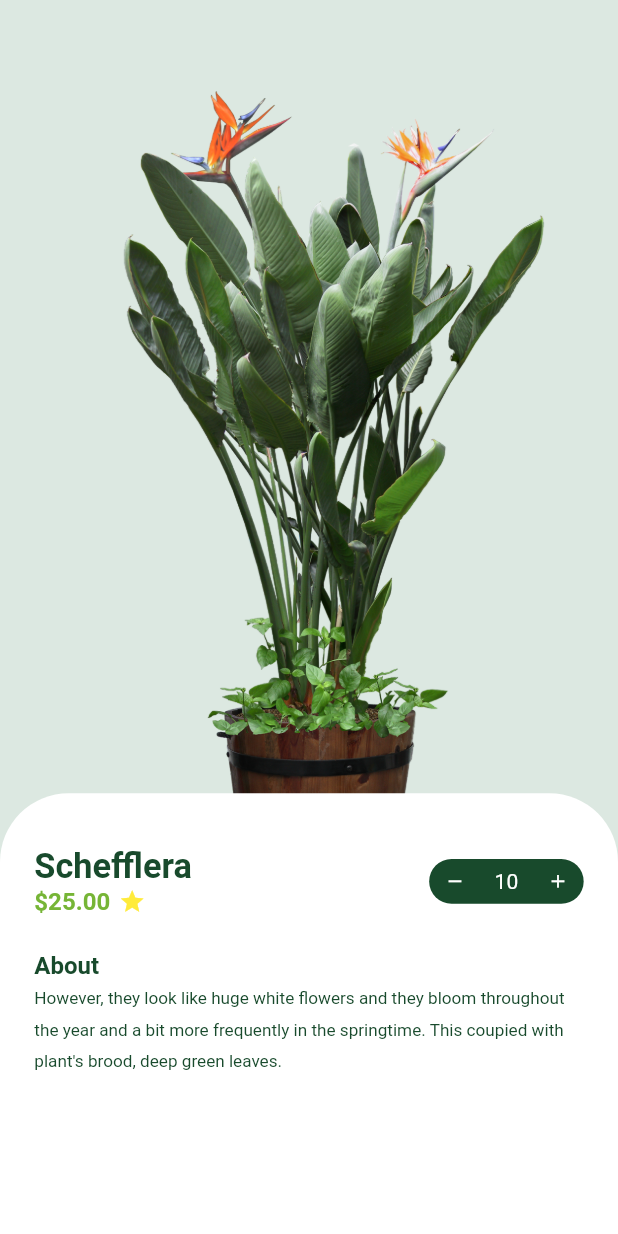
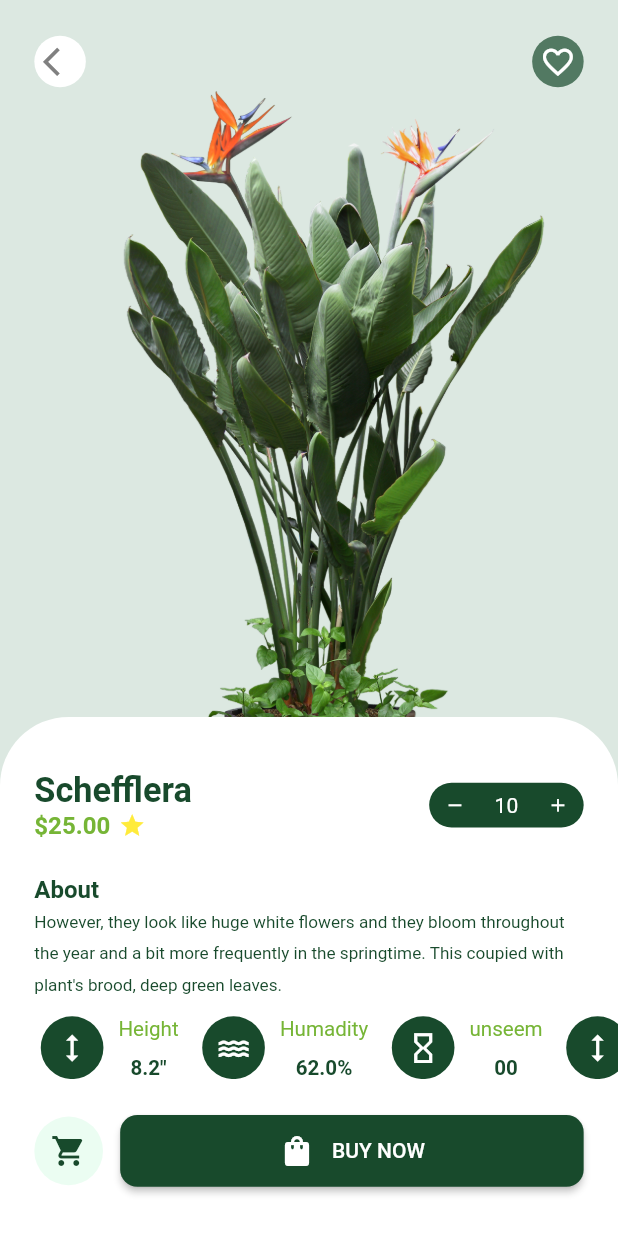
Before and after one commit to Zia9335/flutter-plant-app, a Flutter app: the ProductDeatailsScreen screen opened directly, on a phone screen of 412 x 824 dp. Run offline on Flutter 3.47's test engine with Material 2 defaults, Android fonts, the phone set to English and light mode, and no system bars; our stand-ins replace bubble_tab_indicator, flutter_screenutil; Roboto replaces fonts that are missing (Poppins).

Commit message:
product details screen complete

```diff
--- a/lib/ui/custom_widgets/home_screen_costum_widgets.dart
+++ b/lib/ui/custom_widgets/home_screen_costum_widgets.dart
@@ -11,13 +11,15 @@ class GestureCircularAvatar extends StatelessWidget {
       required this.function,
       this.child,
       this.imageUrl,
-      this.backgroundColor})
+      this.backgroundColor,
+      this.radius})
       : super(key: key);
 
   final VoidCallback function;
   final Widget? child;
   final imageUrl;
   final Color? backgroundColor;
+  final double? radius;
   @override
   Widget build(BuildContext context) {
     return GestureDetector(
@@ -26,7 +28,7 @@ class GestureCircularAvatar extends StatelessWidget {
         backgroundColor: backgroundColor,
         backgroundImage: imageUrl == null ? null : AssetImage(imageUrl),
         child: child,
-        radius: 15.r,
+        radius: radius ?? 15.r,
       ),
     );
   }
@@ -34,13 +36,13 @@ class GestureCircularAvatar extends StatelessWidget {
 
 // repeated Recent Viewed Plants Card home Screen
 class RecentViewedPlantsCard extends StatelessWidget {
-  const RecentViewedPlantsCard({
+  RecentViewedPlantsCard({
     Key? key,
     required this.plantImageUrl,
     required this.plantNameText,
     required this.plantDiscribText,
     required this.plantPrice,
-    required this.onTapFunction,
+    // required this.onTapFunction,
   }) : super(key: key);
 
   // plant image url
@@ -55,7 +57,7 @@ class RecentViewedPlantsCard extends StatelessWidget {
   // plant price
   final double plantPrice;
 
-  final VoidCallback onTapFunction;
+  //final VoidCallback onTapFunction;
 
   @override
   Widget build(BuildContext context) {
@@ -142,13 +144,13 @@ class RecentViewedPlantsCard extends StatelessWidget {
 
 // repeated Plants Large Card Home Screen
 class PlantCard extends StatelessWidget {
-  const PlantCard({
+  PlantCard({
     Key? key,
     required this.plantImageUrl,
     required this.plantNameText,
     required this.plantTypeText,
     required this.plantPrice,
-    required this.onTapFunction,
+    // required this.onTapFunction,
   }) : super(key: key);
 
   // plant image url
@@ -163,7 +165,7 @@ class PlantCard extends StatelessWidget {
   // plant price
   final double plantPrice;
 
-  final VoidCallback onTapFunction;
+  // final VoidCallback onTapFunction;
 
   @override
   Widget build(BuildContext context) {
--- /dev/null
+++ b/lib/ui/custom_widgets/product_details_custom_widgets.dart
@@ -0,0 +1,149 @@
+import 'package:flutter_screenutil/flutter_screenutil.dart';
+
+import 'package:flutter/material.dart';
+import 'package:flutter_screenutil/flutter_screenutil.dart';
+import 'package:w3/core/constants/colors_constants.dart';
+
+//
+class ProductDeatailsListView extends StatelessWidget {
+  //
+
+  List<Widget> list = [
+    const ProductDetailsCard(
+      lable: "Height",
+      icon: Icons.height,
+      value: 8.2,
+    ),
+
+    //
+    const ProductDetailsCard(
+      lable: "Humadity",
+      icon: Icons.water,
+      value: 62,
+    ),
+
+    //
+    const ProductDetailsCard(
+      lable: "unseem",
+      icon: Icons.hourglass_empty,
+      value: 0.0,
+    ),
+    const ProductDetailsCard(
+      lable: "Height",
+      icon: Icons.height,
+      value: 8.2,
+    ),
+  ];
+
+  ProductDeatailsListView({Key? key}) : super(key: key);
+
+  @override
+  Widget build(BuildContext context) {
+    return SizedBox(
+      height: 35.h,
+      child: ListView.builder(
+        itemCount: list.length,
+        shrinkWrap: true,
+        scrollDirection: Axis.horizontal,
+        // itemBuilder:
+        itemBuilder: (BuildContext context, int index) {
+          return list[index];
+        },
+      ),
+    );
+  }
+}
+
+//
+class ProductDetailsCard extends StatelessWidget {
+  const ProductDetailsCard({
+    required this.lable,
+    required this.value,
+    required this.icon,
+    Key? key,
+  }) : super(key: key);
+
+  final double value;
+  final String lable;
+  final IconData icon;
+
+  @override
+  Widget build(BuildContext context) {
+    return Padding(
+      padding: EdgeInsets.only(right: 10.w),
+      child: Row(
+        children: [
+          CircleAvatar(
+            backgroundColor: kDarkGreen,
+            child: Icon(
+              icon,
+              color: Colors.white,
+              size: 20.h,
+            ),
+            radius: 22.r,
+          ),
+          SizedBox(
+            width: 5.w,
+          ),
+          Column(
+            mainAxisAlignment: MainAxisAlignment.spaceBetween,
+            children: [
+              Text(
+                lable,
+                style: TextStyle(color: kGreen, fontSize: 12.sp),
+              ),
+              SizedBox(
+                height: 5.h,
+              ),
+              Text(
+                lable == "Height"
+                    ? "$value\""
+                    : lable == "Humadity"
+                        ? "$value%"
+                        : "00",
+                style: TextStyle(
+                    color: kDarkGreen,
+                    fontSize: 12.sp,
+                    fontWeight: FontWeight.bold),
+              ),
+            ],
+          )
+        ],
+      ),
+    );
+  }
+}
+
+// Buy Now button
+class BuyNowButton extends StatelessWidget {
+  const BuyNowButton({
+    Key? key,
+  }) : super(key: key);
+
+  @override
+  Widget build(BuildContext context) {
+    return ElevatedButton(
+      style: ButtonStyle(
+          shape: MaterialStateProperty.all<RoundedRectangleBorder>(
+            RoundedRectangleBorder(
+              borderRadius: BorderRadius.circular(10.0.r),
+            ),
+          ),
+          backgroundColor: MaterialStateProperty.all(kDarkGreen)),
+      onPressed: () {},
+      child: Padding(
+        padding: EdgeInsets.symmetric(vertical: 10.h),
+        child: Row(
+          mainAxisAlignment: MainAxisAlignment.center,
+          children: [
+            Icon(Icons.shopping_bag),
+            SizedBox(
+              width: 10.w,
+            ),
+            Text("BUY NOW")
+          ],
+        ),
+      ),
+    );
+  }
+}
--- a/lib/ui/screens/product_details/product_details.dart
+++ b/lib/ui/screens/product_details/product_details.dart
@@ -1,16 +1,13 @@
 import 'package:flutter_screenutil/flutter_screenutil.dart';
-
+import 'package:w3/ui/custom_widgets/product_details_custom_widgets.dart';
+import 'package:w3/ui/custom_widgets/custom_widgets.dart';
 import 'package:flutter/material.dart';
 import 'package:flutter_screenutil/flutter_screenutil.dart';
 import 'package:w3/core/constants/colors_constants.dart';
+import 'package:w3/core/constants/text_style.dart';
+import 'package:w3/ui/custom_widgets/home_screen_costum_widgets.dart';
 
-import 'package:w3/ui/custom_widgets/custom_widgets.dart';
-import 'package:w3/core/constants/text_style.dart';
-import 'package:bubble_tab_indicator/bubble_tab_indicator.dart';
-
-import 'package:w3/core/constants/buttons_style.dart';
-import 'package:w3/ui/screens/signup/signup_screen.dart';
-
+//
 class ProductDeatailsScreen extends StatefulWidget {
   const ProductDeatailsScreen({Key? key}) : super(key: key);
 
@@ -21,9 +18,44 @@ class ProductDeatailsScreen extends StatefulWidget {
 class _ProductDeatailsScreenState extends State<ProductDeatailsScreen> {
   @override
   Widget build(BuildContext context) {
-    return Scaffold(
+    return SafeArea(
+      child: Scaffold(
         backgroundColor: kTextFieldFilledColor,
         body: Stack(children: [
+          Positioned(
+            top: 20.h,
+            left: 20.w,
+            right: 20.w,
+            child: Row(
+              mainAxisAlignment: MainAxisAlignment.spaceBetween,
+              children: [
+                // gestureDetector for back
+                GestureCircularAvatar(
+                  function: () {
+                    Navigator.pop(context);
+                  },
+                  backgroundColor: Colors.white,
+                  child: Icon(
+                    Icons.arrow_back_ios,
+                    color: kGrey,
+                    size: 20.sp,
+                  ),
+                ),
+                // gestureDetector for cart icon
+                GestureCircularAvatar(
+                  function: () {},
+                  backgroundColor: kDarkGreen.withOpacity(0.7),
+                  child: Icon(
+                    Icons.favorite_border_outlined,
+                    size: 20.h,
+                    color: Colors.white,
+                  ),
+                ),
+
+                // cart  circular icon
+              ],
+            ),
+          ),
           Positioned(
             top: 40.h,
             left: 30.w,
@@ -34,27 +66,35 @@ class _ProductDeatailsScreenState extends State<ProductDeatailsScreen> {
               image: AssetImage('assets/images/plant1.png'),
             ),
           ),
-        DraggableScrollableSheet(
-          initialChildSize: 0.3.h,
-          // minChildSize: 0.30,
-          //maxChildSize: 0.9,
-          builder: (BuildContext context, ScrollController scrollController) {
+          SizedBox.expand(
+            child: DraggableScrollableSheet(
+              initialChildSize: 0.42,
+              minChildSize: 0.13,
+              maxChildSize: 0.9,
+              builder:
+                  (BuildContext context, ScrollController scrollController) {
                 return Container(
-              child: Padding(
+                  child: SingleChildScrollView(
+                    child: Column(
+                      children: [
+                        Padding(
                           padding: EdgeInsets.only(
                               top: 30.h, left: 20.w, right: 20.w, bottom: 10.h),
                           child: Column(
                             crossAxisAlignment: CrossAxisAlignment.start,
                             children: [
                               Row(
-                      mainAxisAlignment: MainAxisAlignment.spaceBetween,
+                                mainAxisAlignment:
+                                    MainAxisAlignment.spaceBetween,
                                 children: [
                                   Column(
-                          crossAxisAlignment: CrossAxisAlignment.start,
+                                    crossAxisAlignment:
+                                        CrossAxisAlignment.start,
                                     children: [
                                       Text(
                                         'Schefflera',
-                              style: kH1TextStyle.copyWith(fontSize: 20.sp),
+                                        style: kH1TextStyle.copyWith(
+                                            fontSize: 20.sp),
                                       ),
                                       Row(
                                         children: [
@@ -79,7 +119,8 @@ class _ProductDeatailsScreenState extends State<ProductDeatailsScreen> {
                                       Container(
                                         decoration: BoxDecoration(
                                           color: kDarkGreen,
-                                borderRadius: BorderRadius.circular(20.r),
+                                          borderRadius:
+                                              BorderRadius.circular(20.r),
                                         ),
                                         height: 25.h,
                                         width: 90.w,
@@ -99,7 +140,8 @@ class _ProductDeatailsScreenState extends State<ProductDeatailsScreen> {
                                                   child: Center(
                                                       child: Text(
                                                 '10',
-                                      style: TextStyle(color: Colors.white),
+                                                style: TextStyle(
+                                                    color: Colors.white),
                                               ))),
                                               Expanded(
                                                 child: IconButton(
@@ -122,7 +164,8 @@ class _ProductDeatailsScreenState extends State<ProductDeatailsScreen> {
                                 height: 20.h,
                               ),
                               Text("About",
-                        style: kH1TextStyle.copyWith(fontSize: 14.sp)),
+                                  style:
+                                      kH1TextStyle.copyWith(fontSize: 14.sp)),
                               Text(
                                 "However, they look like huge white flowers and they bloom throughout the year and a bit more frequently in the springtime. This coupied with plant's brood, deep green leaves.",
                                 style: TextStyle(
@@ -131,6 +174,36 @@ class _ProductDeatailsScreenState extends State<ProductDeatailsScreen> {
                                   color: kDarkGreen,
                                 ),
                               ),
+                            ],
+                          ),
+                        ),
+                        Padding(
+                          padding: EdgeInsets.only(left: 20.w),
+                          child: ProductDeatailsListView(),
+                        ),
+                        Padding(
+                          padding: EdgeInsets.symmetric(
+                              horizontal: 20.w, vertical: 20.h),
+                          child: Row(
+                            mainAxisAlignment: MainAxisAlignment.spaceBetween,
+                            children: [
+                              GestureCircularAvatar(
+                                  function: () {},
+                                  radius: 20.r,
+                                  child: const Icon(
+                                    Icons.shopping_cart,
+                                    color: kDarkGreen,
+                                  ),
+                                  backgroundColor: kLightGreenAccent),
+                              SizedBox(
+                                width: 10.w,
+                              ),
+                              Expanded(
+                                child: BuyNowButton(),
+                              ),
+                            ],
+                          ),
+                        )
                       ],
                     ),
                   ),
@@ -144,7 +217,9 @@ class _ProductDeatailsScreenState extends State<ProductDeatailsScreen> {
                 );
               },
             ),
+          ),
         ]),
+      ),
     );
   }
 }
--- a/lib/ui/screens/root_screen.dart
+++ b/lib/ui/screens/root_screen.dart
@@ -1,6 +1,7 @@
 import 'package:flutter/material.dart';
 import 'package:flutter_screenutil/flutter_screenutil.dart';
 import 'package:w3/core/constants/colors_constants.dart';
+import 'package:w3/ui/screens/cart/cart_screen.dart';
 import 'package:w3/ui/screens/home/home_screen.dart';
 import 'package:w3/ui/custom_widgets/custom_widgets.dart';
 import 'package:w3/core/constants/text_style.dart';
@@ -18,6 +19,9 @@ class _RootScreenState extends State<RootScreen> {
   int _selectedIndex = 0;
   List<Widget> pagesList = [
     HomeScreen(),
+    CartScreen(),
+    CartScreen(),
+    CartScreen(),
   ];
 
   //button navigation bar items ontab function
@@ -31,7 +35,7 @@ class _RootScreenState extends State<RootScreen> {
   Widget build(BuildContext context) {
     return SafeArea(
       child: Scaffold(
-        body: pagesList[0],
+        body: pagesList[_selectedIndex],
 
         //bottom navigation bar
         bottomNavigationBar: Container(
```
Also changed, not shown: lib/ui/screens/cart/cart_screen.dart (+48 -0 lines), lib/ui/screens/home/home_screen.dart (+31 -40 lines). Lines whose indentation alone changed are shown as unchanged.
